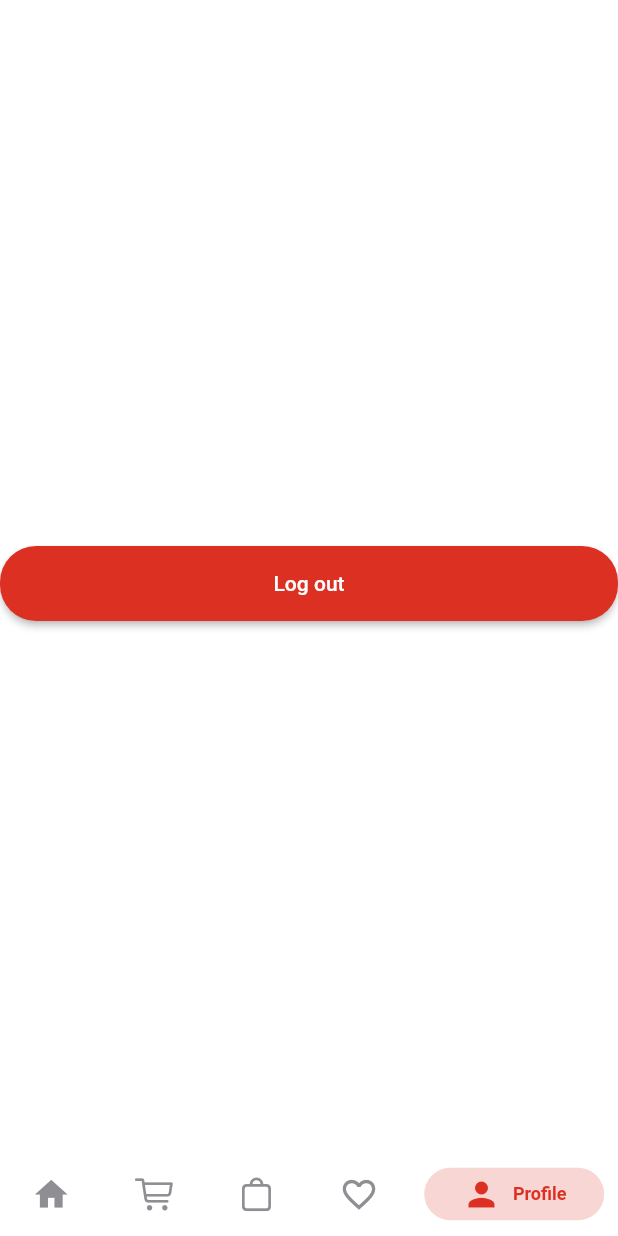
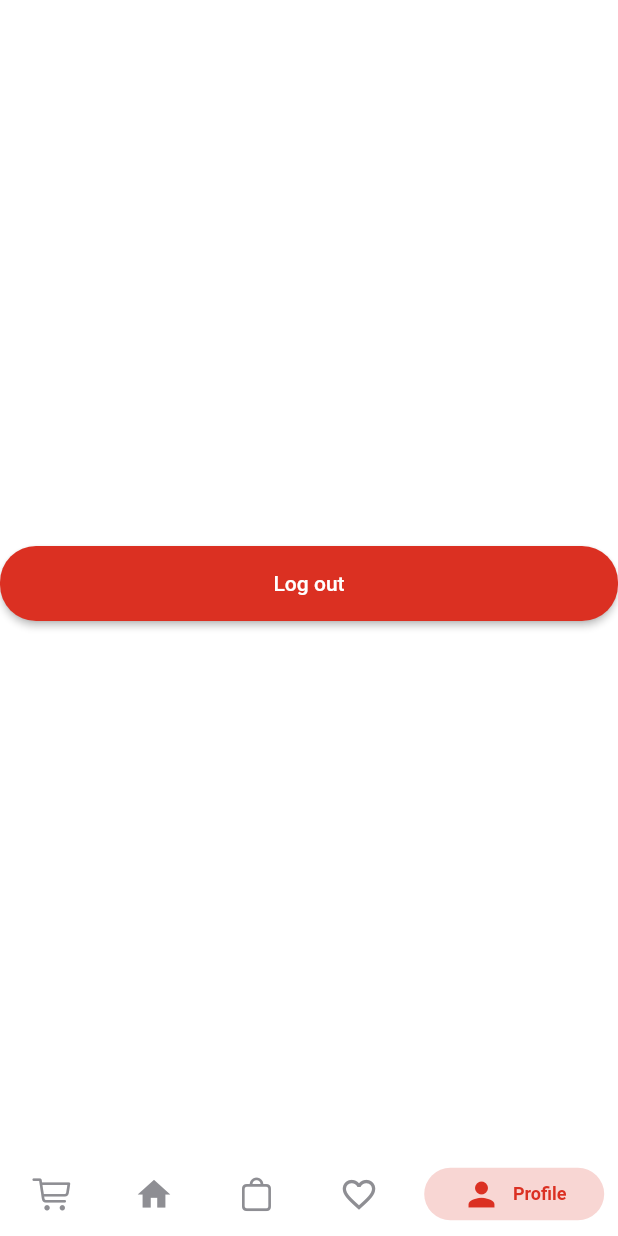
Before and after one commit to tareksmart/tE-Commerce, a Flutter app: the screen it shows once a user with an empty profile is signed in, item 5 of the bottom bar chosen, on a phone screen of 412 x 824 dp. Run offline on Flutter 3.47's test engine with Material 2 defaults, Android fonts, the phone set to English and light mode, and no system bars; drawn by our look-alikes of persistent_bottom_nav_bar_v2; our stand-ins replace cloud_firestore, firebase_auth, firebase_core, flutter_rating_bar; accounts and stored records are empty.

Commit message:
cart list item part2

```diff
--- a/lib/views/pages/bottom_nav_bar.dart
+++ b/lib/views/pages/bottom_nav_bar.dart
@@ -16,8 +16,9 @@ class _BottomNavBarState extends State<BottomNavBar> {
   final _controller = PersistentTabController();
   List<Widget> _buildScreens() {
     return [
+      CartPage(),
       HomePage(),
-      CartPage(),
+
       Container(
         child: Text('Bag'),
       ),
@@ -33,14 +34,16 @@ class _BottomNavBarState extends State<BottomNavBar> {
   List<PersistentBottomNavBarItem> _navBarsItems() {
     return [
       PersistentBottomNavBarItem(
+
+        icon: Icon(CupertinoIcons.shopping_cart),
+        title: "Cart",
+        activeColorPrimary: Theme.of(context).primaryColor,
+        inactiveColorPrimary: CupertinoColors.systemGrey,
+
+      ),
+      PersistentBottomNavBarItem(
         icon: Icon(Icons.home),
         title: "Home",
-        activeColorPrimary: Theme.of(context).primaryColor,
-        inactiveColorPrimary: CupertinoColors.systemGrey,
-      ),
-      PersistentBottomNavBarItem(
-        icon: Icon(CupertinoIcons.shopping_cart),
-        title: "Cart",
         activeColorPrimary: Theme.of(context).primaryColor,
         inactiveColorPrimary: CupertinoColors.systemGrey,
       ),
--- a/lib/views/pages/cart_page.dart
+++ b/lib/views/pages/cart_page.dart
@@ -36,11 +36,13 @@ class CartPage extends StatelessWidget {
                       'My Cart',
                       style: Theme.of(context).textTheme.headline5,
                     ),
+                   const SizedBox(height: 16,),
                     if(cartItems==null&&cartItems!.isEmpty)
                       const Center(child: Text('no items available'),) ,
-
+                    const SizedBox(height: 8,),
                     ListView.builder(
                       shrinkWrap: true,
+                        physics: NeverScrollableScrollPhysics(),
                         itemCount: cartItems!.length,
                         itemBuilder: (context, int index) {
                           return CartListItem(cartItem: cartItems[index]);
```
Also changed, not shown: lib/views/widgets/card_list_item.dart (+8 -6 lines).
